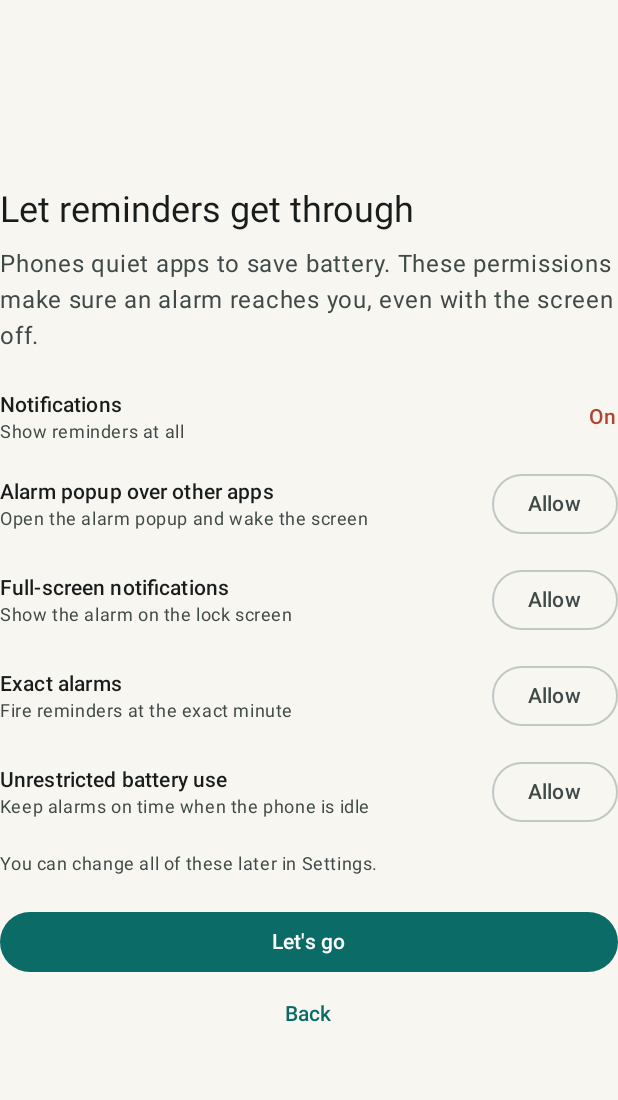
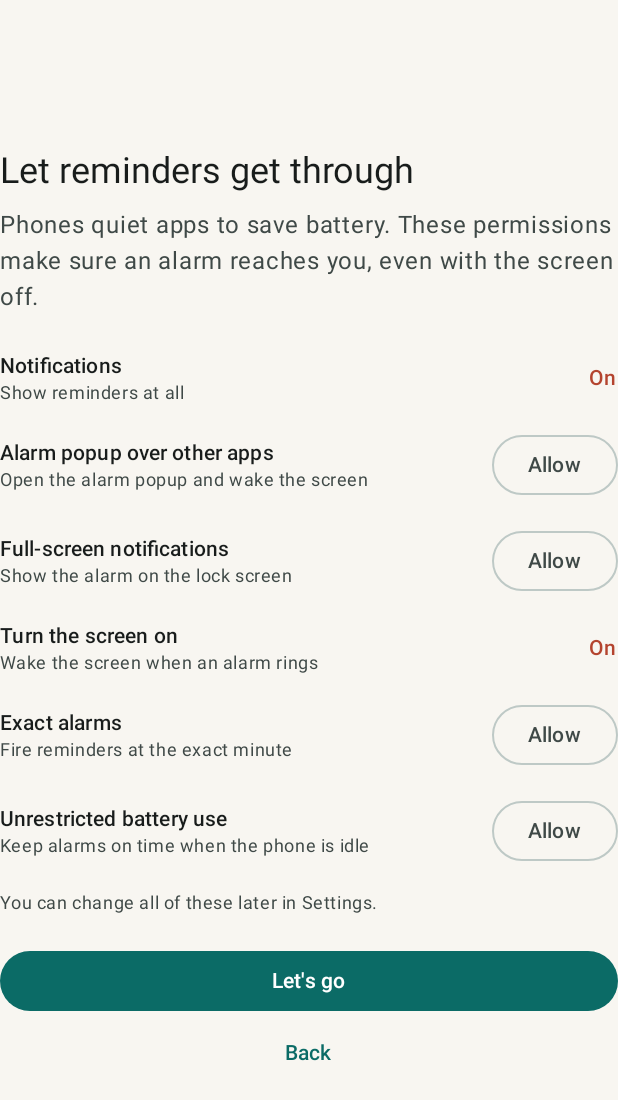
Before and after one commit to Kw4nzah/Kairos, an Android app built with Jetpack Compose: the composable PermissionsStep shown on its own in the app's theme, on a phone screen of 412 x 824 dp. Shown: the top 1100 px of the screen. Run offline under Robolectric (Android 15) with nearby library versions, the phone set to English and light mode, and no system bars.

Commit message:
Ask for "Turn screen on" special access so an alarm can wake the screen where Android enforces it
Opens the list screen: the per-app deep link crashes Settings on Android 15.

Co-Authored-By: Claude Opus 5.5 <noreply@anthropic.com>

```diff
--- a/app/src/main/AndroidManifest.xml
+++ b/app/src/main/AndroidManifest.xml
@@ -14,6 +14,8 @@
     <uses-permission android:name="android.permission.RECEIVE_BOOT_COMPLETED" />
     <uses-permission android:name="android.permission.VIBRATE" />
     <uses-permission android:name="android.permission.WAKE_LOCK" />
+    <!-- Special access on Android 14+: declaring it only lists Kairos under "Turn screen on", the user still has to allow it. -->
+    <uses-permission android:name="android.permission.TURN_SCREEN_ON" />
     <uses-permission android:name="android.permission.READ_CALENDAR" />
     <uses-permission android:name="android.permission.WRITE_CALENDAR" />
 
--- a/app/src/main/java/com/kairos/app/system/Permissions.kt
+++ b/app/src/main/java/com/kairos/app/system/Permissions.kt
@@ -1,5 +1,6 @@
 package com.kairos.app.system
 
+import android.app.AppOpsManager
 import android.app.NotificationManager
 import android.content.Context
 import android.content.Intent
@@ -23,13 +24,30 @@ data class PermState(
     val exactAlarm: Boolean,
     val fullScreen: Boolean,
     val overlay: Boolean,
+    val screenOn: Boolean,
     val batteryFree: Boolean,
     val calendar: Boolean
 ) {
     val reminderIssues: Boolean get() = !notifications || !exactAlarm || !fullScreen || !overlay
 }
 
-enum class PermKind { NOTIFICATIONS, EXACT_ALARM, FULL_SCREEN, OVERLAY, BATTERY }
+enum class PermKind { NOTIFICATIONS, EXACT_ALARM, FULL_SCREEN, OVERLAY, SCREEN_ON, BATTERY }
+
+// Neither constant is in the public SDK surface for every API level we compile for, hence the raw values.
+private const val OP_TURN_SCREEN_ON = "android:turn_screen_on"
+private const val ACTION_TURN_SCREEN_ON_SETTINGS = "android.settings.TURN_SCREEN_ON_SETTINGS"
+
+/**
+ * "Turn screen on" special access. Where the system enforces it, an alarm without a popup rings on
+ * a black screen unless the user has allowed it. There is nothing to grant before Android 14.
+ */
+private fun canTurnScreenOn(ctx: Context): Boolean {
+    if (Build.VERSION.SDK_INT < 34) return true
+    val ops = ctx.getSystemService(Context.APP_OPS_SERVICE) as AppOpsManager
+    return runCatching {
+        ops.unsafeCheckOpNoThrow(OP_TURN_SCREEN_ON, ctx.applicationInfo.uid, ctx.packageName) == AppOpsManager.MODE_ALLOWED
+    }.getOrDefault(true)
+}
 
 fun readPerms(ctx: Context): PermState {
     val fullScreen = if (Build.VERSION.SDK_INT >= 34) {
@@ -40,6 +58,7 @@ fun readPerms(ctx: Context): PermState {
         exactAlarm = Scheduler.canExact(ctx),
         fullScreen = fullScreen,
         overlay = Settings.canDrawOverlays(ctx),
+        screenOn = canTurnScreenOn(ctx),
         batteryFree = (ctx.getSystemService(Context.POWER_SERVICE) as android.os.PowerManager).isIgnoringBatteryOptimizations(ctx.packageName),
         calendar = CalendarSync.hasPermission(ctx)
     )
@@ -72,6 +91,8 @@ fun openPermissionSettings(ctx: Context, kind: PermKind) {
                 Intent(Settings.ACTION_REQUEST_SCHEDULE_EXACT_ALARM, pkgUri)
             else Intent(Settings.ACTION_APPLICATION_DETAILS_SETTINGS, pkgUri)
         PermKind.OVERLAY -> Intent(Settings.ACTION_MANAGE_OVERLAY_PERMISSION, pkgUri)
+        // No package URI: the per-app variant crashes Settings on Android 15 ("Invalid fragment for this activity").
+        PermKind.SCREEN_ON -> Intent(ACTION_TURN_SCREEN_ON_SETTINGS)
         PermKind.BATTERY -> Intent(Settings.ACTION_REQUEST_IGNORE_BATTERY_OPTIMIZATIONS, pkgUri)
         PermKind.FULL_SCREEN ->
             if (Build.VERSION.SDK_INT >= 34)
--- a/app/src/main/java/com/kairos/app/ui/Onboarding.kt
+++ b/app/src/main/java/com/kairos/app/ui/Onboarding.kt
@@ -186,6 +186,9 @@ private fun PermissionsStep(onFinish: () -> Unit, onBack: () -> Unit) {
         if (Build.VERSION.SDK_INT >= 34) {
             PermItem(R.string.perm_full_screen, R.string.onb_perm_fullscreen, perms.fullScreen, i++) { openPermissionSettings(ctx, PermKind.FULL_SCREEN) }
         }
+        if (Build.VERSION.SDK_INT >= 34) {
+            PermItem(R.string.perm_screen_on, R.string.onb_perm_screen_on, perms.screenOn, i++) { openPermissionSettings(ctx, PermKind.SCREEN_ON) }
+        }
         if (!perms.exactAlarm) {
             PermItem(R.string.perm_exact_alarm, R.string.onb_perm_exact, false, i++) { openPermissionSettings(ctx, PermKind.EXACT_ALARM) }
         }
--- a/app/src/main/java/com/kairos/app/ui/SettingsScreen.kt
+++ b/app/src/main/java/com/kairos/app/ui/SettingsScreen.kt
@@ -199,6 +199,9 @@ fun SettingsScreen(
             PermRow(stringResource(R.string.perm_exact_alarm), perms.exactAlarm) { openPermissionSettings(ctx, PermKind.EXACT_ALARM) }
             PermRow(stringResource(R.string.perm_full_screen), perms.fullScreen) { openPermissionSettings(ctx, PermKind.FULL_SCREEN) }
             PermRow(stringResource(R.string.perm_overlay), perms.overlay) { openPermissionSettings(ctx, PermKind.OVERLAY) }
+            if (android.os.Build.VERSION.SDK_INT >= 34) {
+                PermRow(stringResource(R.string.perm_screen_on), perms.screenOn) { openPermissionSettings(ctx, PermKind.SCREEN_ON) }
+            }
             PermRow(stringResource(R.string.perm_battery), perms.batteryFree) { openPermissionSettings(ctx, PermKind.BATTERY) }
             if (isXiaomi()) {
                 Row(Modifier.fillMaxWidth(), verticalAlignment = Alignment.CenterVertically) {
--- a/app/src/main/res/values/strings.xml
+++ b/app/src/main/res/values/strings.xml
@@ -189,4 +189,6 @@
     <string name="onb_perm_xiaomi">Allow pop-ups in background and lock screen</string>
     <string name="onb_perm_later">You can change all of these later in Settings.</string>
     <string name="onb_finish">Let\'s go</string>
+    <string name="perm_screen_on">Turn the screen on</string>
+    <string name="onb_perm_screen_on">Wake the screen when an alarm rings</string>
 </resources>
```
Also changed, not shown: 2 other files.
